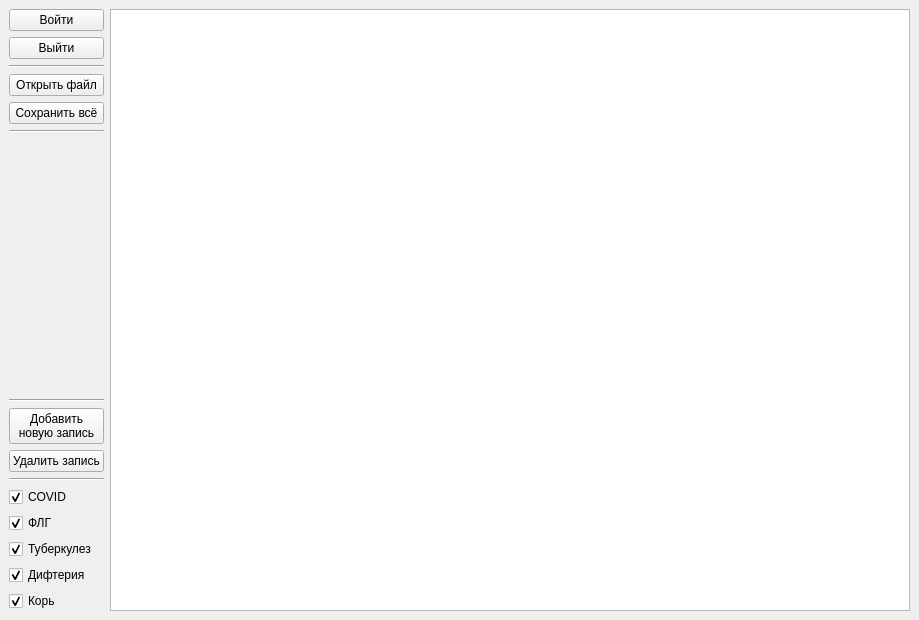
This is mainwindow.ui in takikokos/trspo-med as Qt 5 draws it before an edit. The edited form follows.
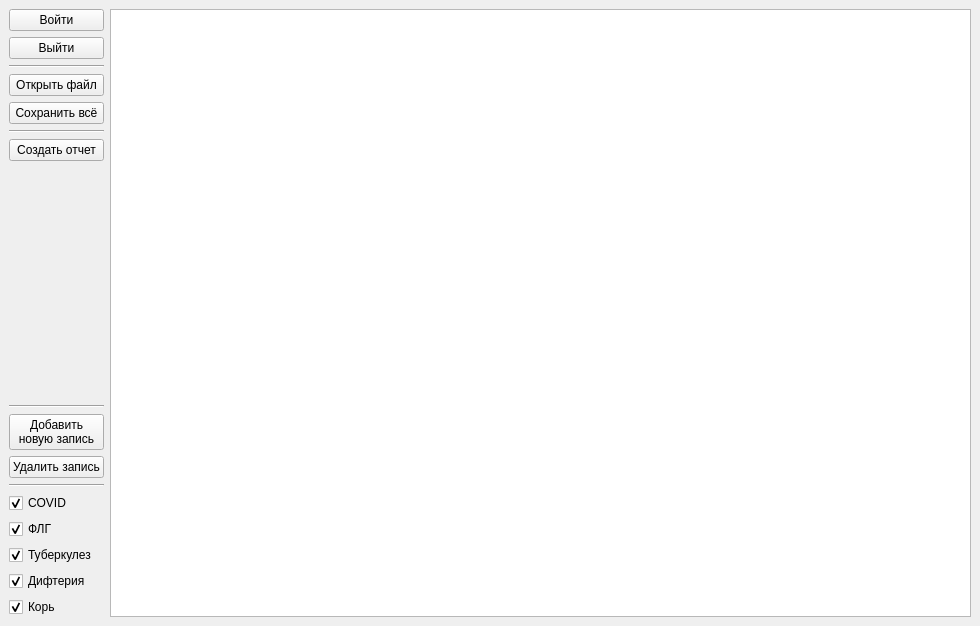
This is the edited form.

Commit message: added "save report" button

```diff
--- a/mainwindow.ui
+++ b/mainwindow.ui
@@ -6,8 +6,8 @@
    <rect>
     <x>0</x>
     <y>0</y>
-    <width>918</width>
-    <height>620</height>
+    <width>980</width>
+    <height>626</height>
    </rect>
   </property>
   <property name="windowTitle">
@@ -101,6 +101,13 @@
         </property>
        </widget>
       </item>
+      <item>
+       <widget class="QPushButton" name="saveReportButton">
+        <property name="text">
+         <string>Создать отчет</string>
+        </property>
+       </widget>
+      </item>
       <item>
        <spacer name="verticalSpacer">
         <property name="orientation">
```
The commit also changes 4 other files.
